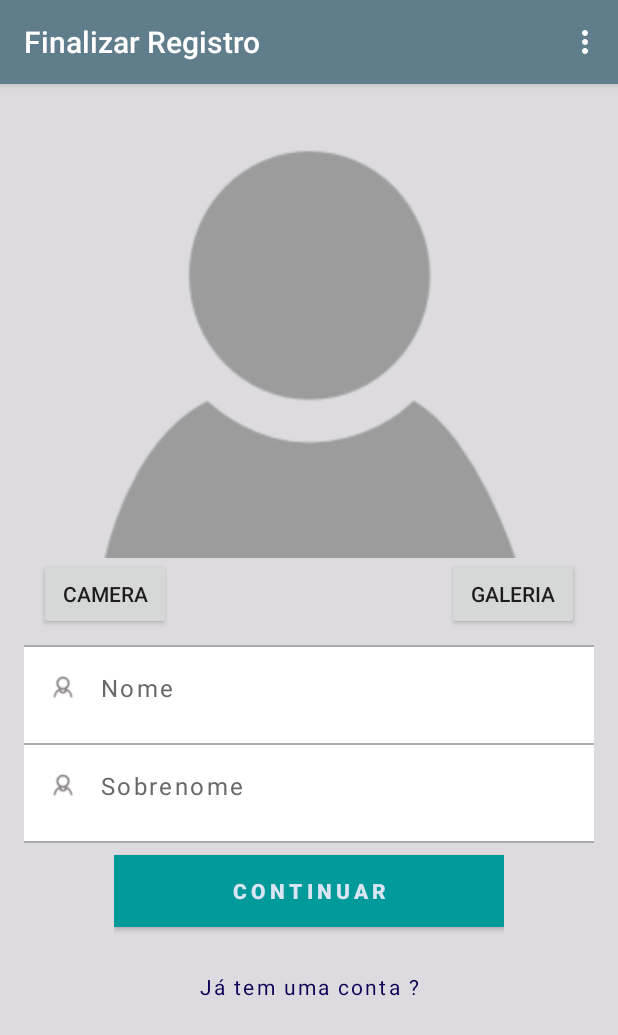
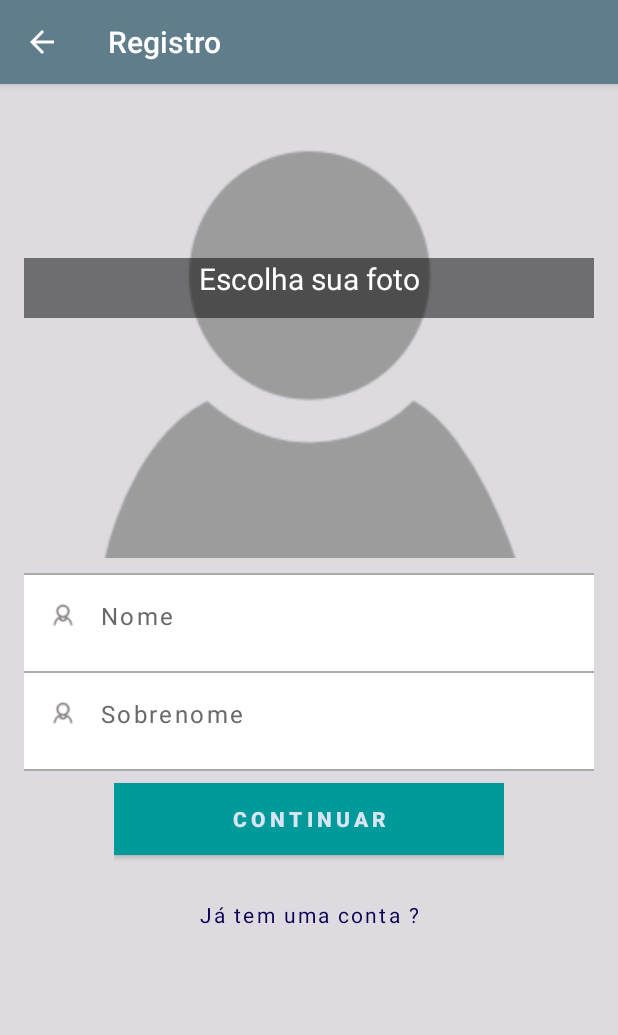
Before and after one commit to Artur-Antunes/Carona_Rsa, an Android app: the screen it shows after launch (Registro1Activity), after a tap on "Não possui conta? Cadastre-se", on a phone screen of 412 x 824 dp. Shown: the top 1035 px of the screen. Run offline under Robolectric (Android 15) with nearby library versions, the light colour scheme and no system bars.

Commit message:
registro_fim

```diff
--- a/app/src/main/AndroidManifest.xml
+++ b/app/src/main/AndroidManifest.xml
@@ -60,7 +60,7 @@
             android:label="@string/title_activity_detalhes__carona"></activity>
         <activity
             android:name=".Registro1Activity"
-            android:label="@string/title_activity_registro2"></activity>
+            android:label="@string/title_activity_registro"></activity>
         <activity
             android:name=".DetalheUsuario"
             android:label="@string/title_activity_detalhe_usuario"></activity>
--- a/app/src/main/java/br/com/rsa/carona/carona_rsa/Caronas_Recebidas.java
+++ b/app/src/main/java/br/com/rsa/carona/carona_rsa/Caronas_Recebidas.java
@@ -70,8 +70,9 @@ public class Caronas_Recebidas extends Fragment {
         super.setUserVisibleHint(visible);
         if (visible && isResumed())
         {
-
-
+            if (M.getCaronaSolicitada()!=-1){
+                atualizarCaronasAceitas();
+            }
         }
     }
 
--- a/app/src/main/java/br/com/rsa/carona/carona_rsa/EditarDadosActivity.java
+++ b/app/src/main/java/br/com/rsa/carona/carona_rsa/EditarDadosActivity.java
@@ -176,6 +176,7 @@ public class EditarDadosActivity extends AppCompatActivity {
                                 .setMessage(R.string.alert_editar_perfil)
                                 .setNegativeButton(R.string.nao, new DialogInterface.OnClickListener() {
                                     public void onClick(DialogInterface dialoginterface, int i) {
+                                        finish();
                                         startActivity(new Intent(EditarDadosActivity.this, ExibirDadosUsuarioActivity.class));
                                     }
                                 })
@@ -210,6 +211,7 @@ public class EditarDadosActivity extends AppCompatActivity {
                                                 usuarioLocal.setIdCaronaSolicitada(idCaronaAlterar);
 
                                                 mDados.gravarDados(usuarioLocal);
+                                                finish();
                                                 startActivity(new Intent(EditarDadosActivity.this, ExibirDadosUsuarioActivity.class));
                                             }
 
@@ -460,6 +462,7 @@ public class EditarDadosActivity extends AppCompatActivity {
         int id = item.getItemId();
         if (id == android.R.id.home) {
             finish();
+            startActivity(new Intent(EditarDadosActivity.this, ExibirDadosUsuarioActivity.class));
             //Intent intent = new Intent(this, ExibirDadosUsuarioActivity.class);
             //intent.addFlags(Intent.FLAG_ACTIVITY_CLEAR_TOP);
             //startActivity(intent);
--- a/app/src/main/java/br/com/rsa/carona/carona_rsa/ExibirDadosUsuarioActivity.java
+++ b/app/src/main/java/br/com/rsa/carona/carona_rsa/ExibirDadosUsuarioActivity.java
@@ -73,6 +73,7 @@ public class ExibirDadosUsuarioActivity extends AppCompatActivity {
 
 
     public void editarDados(View view) {
+        finish();
         Intent it=new Intent(this, EditarDadosActivity.class);
         startActivity(it);
     }
--- a/app/src/main/java/br/com/rsa/carona/carona_rsa/LoginActivity.java
+++ b/app/src/main/java/br/com/rsa/carona/carona_rsa/LoginActivity.java
@@ -35,9 +35,12 @@ public class LoginActivity extends AppCompatActivity {
         super.onCreate(savedInstanceState);
         setContentView(R.layout.activity_login);
         mDados = new ManipulaDados(LoginActivity.this);
-        mDados.limparDados();
+        new Funcoes().apagarNotificacoes(LoginActivity.this);
+
+        //mDados.limparDados();
         if (mDados.getUsuario() != null) {
             startActivity(new Intent(LoginActivity.this, MainActivity.class));
+            finish();
         }
         mMatriculaView = (EditText) findViewById(R.id.matricula_login);//matrucula usuario
         mSenhaView = (EditText) findViewById(R.id.senha_login);//senha usuario
@@ -104,6 +107,7 @@ public class LoginActivity extends AppCompatActivity {
         mDados.setLogado(true);
         Toast.makeText(LoginActivity.this, "Bem-Vindo", Toast.LENGTH_SHORT).show();
         startActivity(new Intent(this, MainActivity.class));
+        finish();
     }
 
     public void selecionarOpcao(View view) {
--- a/app/src/main/java/br/com/rsa/carona/carona_rsa/Registro1Activity.java
+++ b/app/src/main/java/br/com/rsa/carona/carona_rsa/Registro1Activity.java
@@ -1,7 +1,9 @@
 package br.com.rsa.carona.carona_rsa;
 
 import android.app.Activity;
+import android.app.AlertDialog;
 import android.content.ActivityNotFoundException;
+import android.content.DialogInterface;
 import android.content.Intent;
 import android.database.Cursor;
 import android.graphics.Bitmap;
@@ -9,12 +11,14 @@ import android.net.Uri;
 import android.provider.MediaStore;
 import android.support.v7.app.AppCompatActivity;
 import android.os.Bundle;
+import android.util.Log;
 import android.view.Menu;
 import android.view.MenuItem;
 import android.view.View;
 import android.widget.Button;
 import android.widget.EditText;
 import android.widget.ImageView;
+import android.widget.TextView;
 import android.widget.Toast;
 
 import java.io.File;
@@ -24,11 +28,9 @@ import br.com.rsa.carona.carona_rsa.entidades.Funcoes;
 import br.com.rsa.carona.carona_rsa.entidades.Usuario;
 
 public class Registro1Activity extends AppCompatActivity {
-    private EditText nomeRegistro;
-    private EditText sobrenomeRegistro;
+    private EditText nomeRegistro,sobrenomeRegistro;
+    private TextView escolherFoto;
     private Button bSalvar;
-    private Button bCam;
-    private Button bGal;
     ImageView imagem;
     private String foto = null;
     private String extFoto = null;
@@ -39,9 +41,11 @@ public class Registro1Activity extends AppCompatActivity {
     @Override
     protected void onCreate(Bundle savedInstanceState) {
         super.onCreate(savedInstanceState);
+        getSupportActionBar().setDisplayHomeAsUpEnabled(true);
         setContentView(R.layout.activity_registro1);
         imagem = (ImageView) findViewById(R.id.c_imagem);
         nomeRegistro = (EditText) findViewById(R.id.tv_nome);
+        escolherFoto = (TextView) findViewById(R.id.escolherFoto);
         nomeRegistro.setOnFocusChangeListener(new View.OnFocusChangeListener() {
             @Override
             public void onFocusChange(View v, boolean hasFocus) {
@@ -54,32 +58,6 @@ public class Registro1Activity extends AppCompatActivity {
         });
         sobrenomeRegistro = (EditText) findViewById(R.id.c_sobrenome);
         bSalvar = (Button) findViewById(R.id.b_salvar);
-        bCam = (Button) findViewById(R.id.b_camera);
-        bGal = (Button) findViewById(R.id.b_galeria);
-
-        bCam.setOnClickListener(new View.OnClickListener() {
-            @Override
-            public void onClick(View v) {
-                File file = new File(android.os.Environment.getExternalStorageDirectory(), "img.png");
-                Intent intent = new Intent("android.media.action.IMAGE_CAPTURE");
-                intent.putExtra(MediaStore.EXTRA_OUTPUT, Uri.fromFile(file));
-                startActivityForResult(intent, IMAGEM_CAM);
-            }
-        });
-        bGal.setOnClickListener(new View.OnClickListener() {
-            @Override
-            public void onClick(View v) {
-                try {
-                    //Pick Image From Gallery
-                    Intent i = new Intent(Intent.ACTION_PICK, android.provider.MediaStore.Images.Media.EXTERNAL_CONTENT_URI);
-                    startActivityForResult(i, RESULT_SELECT_IMAGE);
-                } catch (Exception e) {
-                    e.printStackTrace();
-                }
-            }
-        });
-
-
         bSalvar.setOnClickListener(new View.OnClickListener() {
             @Override
             public void onClick(View v) {
@@ -166,35 +144,67 @@ public class Registro1Activity extends AppCompatActivity {
         }
     }
 
-    @Override
-    public boolean onCreateOptionsMenu(Menu menu) {
-        // Inflate the menu; this adds items to the action bar if it is present.
-        getMenuInflater().inflate(R.menu.menu_registro2, menu);
-        return true;
+    public void voltar(View v){
+        finish();
     }
+
+    private void fotoGaleria(){
+        try {
+            Intent i = new Intent(Intent.ACTION_PICK, android.provider.MediaStore.Images.Media.EXTERNAL_CONTENT_URI);
+            startActivityForResult(i, RESULT_SELECT_IMAGE);
+        } catch (Exception e) {
+            e.printStackTrace();
+        }
+    }
+
+    private void fotoCamera(){
+        File file = new File(android.os.Environment.getExternalStorageDirectory(), "img.png");
+        Intent intent = new Intent("android.media.action.IMAGE_CAPTURE");
+        intent.putExtra(MediaStore.EXTRA_OUTPUT, Uri.fromFile(file));
+        startActivityForResult(intent, IMAGEM_CAM);
+    }
+
+    public void escolherFoto(View v){
+        AlertDialog.Builder dialog = new AlertDialog.Builder(Registro1Activity.this);
+        dialog.setCancelable(true);
+        dialog.setTitle("FOTO PERFIL");
+        dialog.setPositiveButton("GALERIA", new DialogInterface.OnClickListener() {
+            @Override
+            public void onClick(DialogInterface dialog, int id) {
+                        Log.e("galeria","ok");
+                        fotoGaleria();
+            }
+        });
+
+        dialog.setNegativeButton("CÂMERA", new DialogInterface.OnClickListener() {
+            @Override
+            public void onClick(DialogInterface dialog, int id) {
+                        Log.e("câmera","ok");
+                        fotoCamera();
+            }
+        });
+
+
+        final AlertDialog alert = dialog.create();
+        alert.show();
+
+    }
+
 
     private void performCrop(Uri picUri) {
         try {
 
             Intent cropIntent = new Intent("com.android.camera.action.CROP");
-            // indicate image type and Uri
             cropIntent.setDataAndType(picUri, "image/*");
-            // set crop properties
             cropIntent.putExtra("crop", "true");
-            // indicate aspect of desired crop
             cropIntent.putExtra("aspectX", 1);
             cropIntent.putExtra("aspectY", 1);
-            // indicate output X and Y
             cropIntent.putExtra("outputX", 300);
             cropIntent.putExtra("outputY", 300);
-            // retrieve data on return
             cropIntent.putExtra("return-data", true);
-            // start the activity - we handle returning in onActivityResult
             startActivityForResult(cropIntent, PIC_CROP);
         }
-        // respond to users whose devices do not support the crop action
         catch (ActivityNotFoundException anfe) {
-            // display an error message
             String errorMessage = "Whoops - your device doesn't support the crop action!";
             Toast toast = Toast.makeText(this, errorMessage, Toast.LENGTH_SHORT);
             toast.show();
@@ -203,16 +213,11 @@ public class Registro1Activity extends AppCompatActivity {
 
     @Override
     public boolean onOptionsItemSelected(MenuItem item) {
-        // Handle action bar item clicks here. The action bar will
-        // automatically handle clicks on the Home/Up button, so long
-        // as you specify a parent activity in AndroidManifest.xml.
         int id = item.getItemId();
-
-        //noinspection SimplifiableIfStatement
-        if (id == R.id.action_settings) {
+        if (id == android.R.id.home) {
+            finish();
             return true;
         }
-
         return super.onOptionsItemSelected(item);
     }
 
--- a/app/src/main/java/br/com/rsa/carona/carona_rsa/entidades/Funcoes.java
+++ b/app/src/main/java/br/com/rsa/carona/carona_rsa/entidades/Funcoes.java
@@ -11,6 +11,8 @@ import android.graphics.Bitmap;
 import android.graphics.BitmapFactory;
 import android.media.Ringtone;
 import android.media.RingtoneManager;
+import android.net.ConnectivityManager;
+import android.net.NetworkInfo;
 import android.net.Uri;
 import android.support.v4.app.NotificationCompat;
 import android.support.v4.graphics.drawable.RoundedBitmapDrawable;
--- a/app/src/main/java/br/com/rsa/carona/carona_rsa/entidades/Servico.java
+++ b/app/src/main/java/br/com/rsa/carona/carona_rsa/entidades/Servico.java
@@ -167,14 +167,12 @@ public class Servico extends IntentService {
         Log.e("aiasdasds", "entrou   dsadasdas");
         Usuario us = md.getUsuario();
         RequisicoesServidor rs = new RequisicoesServidor(this);
-        Log.e("Carona solicitada:",idCaronaSolicitada+"-");
         rs.verificaCaronaSolitada(idCaronaSolicitada, us, new GetRetorno() {
             @Override
             public void concluido(Object object) {
                 Usuario us = (Usuario) object;
                 String titulo, texto;
                 if ((us != null) && (us.getId() != -1)) {
-                    Log.e("vamos porra:","lllllll");
                     md.gravarUltimaCaronaAceita(idCaronaSolicitada);
                     titulo = "Carona Aceita";
                     texto = us.getNome() + " aceitou sua Solicitação de Carona";
@@ -218,12 +216,10 @@ public class Servico extends IntentService {
                 List<Carona> caronas = (List<Carona>) object;
 
                 if (usuarios.size() > 0) {
-                    Log.e("aqui","11");
                     criaBroadcast(usuarios.size(), "novaCarona");
                 }
 
                 if (usuarios.size() > 1) {
-                    Log.e("aqui","22");
                     Bitmap bm = BitmapFactory.decodeResource(getResources(), R.mipmap.icon);
                     String titulo = usuarios.size() + " novas caronas foram oferecidas, aproveite!";
                     String texto = "";
--- a/app/src/main/res/layout/activity_registro1.xml
+++ b/app/src/main/res/layout/activity_registro1.xml
@@ -21,33 +21,12 @@
             android:layout_height="300dp"
             android:layout_centerHorizontal="true"
             android:src="@drawable/user" />
-
-        <Button
-            android:id="@+id/b_galeria"
-            android:layout_width="wrap_content"
-            android:layout_height="wrap_content"
-            android:layout_alignEnd="@+id/c_imagem"
-            android:layout_alignParentRight="true"
-            android:layout_below="@+id/c_imagem"
-            android:layout_marginRight="10dp"
-            android:text="Galeria" />
-
-        <Button
-            android:id="@+id/b_camera"
-            android:layout_width="wrap_content"
-            android:layout_height="wrap_content"
-            android:layout_alignParentLeft="true"
-            android:layout_below="@+id/c_imagem"
-            android:layout_centerHorizontal="true"
-            android:layout_marginLeft="10dp"
-            android:text="CAMERA" />
-
         <View
             android:id="@+id/viewPrincipal"
             android:layout_width="match_parent"
             android:layout_height="1dp"
             android:layout_alignParentStart="true"
-            android:layout_below="@+id/b_camera"
+            android:layout_below="@+id/c_imagem"
             android:layout_marginTop="10dp"
             android:background="@android:color/darker_gray" />
 
@@ -158,10 +137,26 @@
                 android:id="@+id/lin"
                 android:layout_width="match_parent"
                 android:layout_height="wrap_content"
+                android:clickable="true"
                 android:gravity="center"
                 android:letterSpacing="0.1"
+                android:onClick="voltar"
                 android:text="Já tem uma conta ?"
                 android:textColor="#0d0056" />
+
         </LinearLayout>
+        <TextView
+            android:id="@+id/escolherFoto"
+            android:layout_width="match_parent"
+            android:layout_marginTop="100dp"
+            android:text="Escolha sua foto"
+            android:textColor="@color/color3"
+            android:textAlignment="center"
+            android:clickable="true"
+            android:onClick="escolherFoto"
+            android:textSize="20dp"
+            android:layout_height="40dp"
+            android:layout_gravity="center_horizontal"
+            android:background="@color/meio_transparente" />
     </RelativeLayout>
 </ScrollView>
--- a/app/src/main/res/layout/activity_registro2.xml
+++ b/app/src/main/res/layout/activity_registro2.xml
@@ -313,11 +313,13 @@
                 android:textStyle="bold" />
 
             <TextView
-                android:id="@+id/lin"
+                android:id="@+id/link_voltar"
                 android:layout_width="match_parent"
                 android:layout_height="wrap_content"
                 android:gravity="center"
                 android:letterSpacing="0.1"
+                android:clickable="true"
+                android:onClick="voltar"
                 android:text="Já tem uma conta ?"
                 android:textColor="#0d0056" />
         </LinearLayout>
--- a/app/src/main/res/values/strings.xml
+++ b/app/src/main/res/values/strings.xml
@@ -9,7 +9,6 @@
     <string name="title_activity_edicao">Edição</string>
     <string name="title_activity_registro">Registro</string>
     <string name="title_activity_detalhes__carona">Detalhes da Carona</string>
-    <string name="title_activity_registro2">Finalizar Registro</string>
     <string name="title_activity_detalhe_usuario">Detalhe do Usúario</string>
     <string name="title_activity_testador">testador</string>
     <string name="title_activity_criar__carona">Nova Carona</string>
```
Also changed, not shown: app/src/main/java/br/com/rsa/carona/carona_rsa/Registro2Activity.java (+12 -9 lines), app/src/main/java/br/com/rsa/carona/carona_rsa/controllers/RequisicoesServidor.java (+49 -40 lines).
